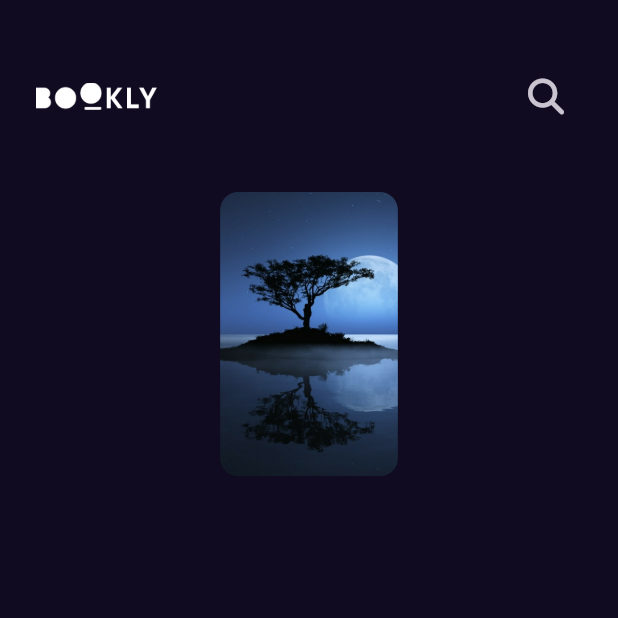
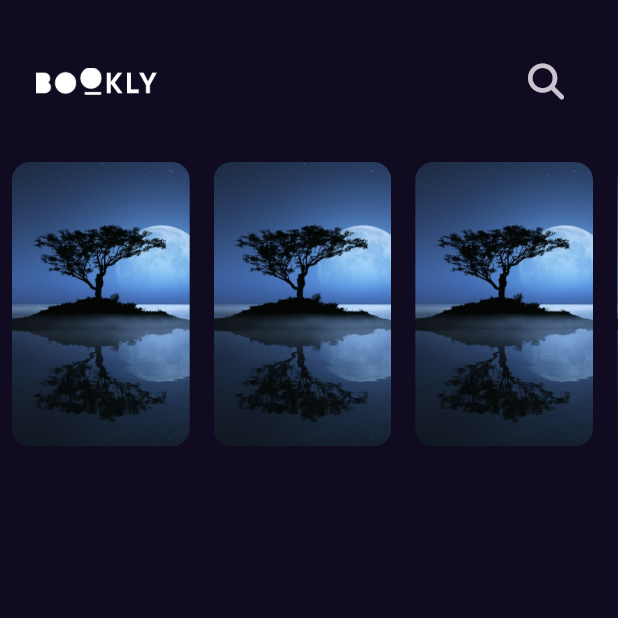
Before and after one commit to kerlos-alrayan/bookly, a Flutter app: the screen it shows after launch, on a phone screen of 412 x 824 dp, the top half of it. Run offline on Flutter 3.47's test engine with Material 3 defaults, Android fonts, the phone set to English and light mode, and no system bars; our stand-ins replace font_awesome_flutter, get.

Commit message:
add featured list view to home view

```diff
--- a/lib/features/home/data/presentation/views/widgets/custom_app_bar.dart
+++ b/lib/features/home/data/presentation/views/widgets/custom_app_bar.dart
@@ -9,7 +9,7 @@ class CustomAppBar extends StatelessWidget {
   @override
   Widget build(BuildContext context) {
     return Padding(
-      padding: const EdgeInsets.symmetric(horizontal: 24, vertical: 40),
+      padding: const EdgeInsets.symmetric(horizontal: 24, vertical:30),
       child: Row(
         children: [
           Image.asset(AssetsData.logo,height: 18,),
--- a/lib/features/home/data/presentation/views/widgets/custom_list_view_item.dart
+++ b/lib/features/home/data/presentation/views/widgets/custom_list_view_item.dart
@@ -7,9 +7,7 @@ class CustomListViewItems extends StatelessWidget {
 
   @override
   Widget build(BuildContext context) {
-    return SizedBox(
-      height: MediaQuery.of(context).size.height * 0.23,
-      child: AspectRatio(
+    return AspectRatio(
       aspectRatio: 2.5 / 4,
       child: Container(
         decoration:BoxDecoration(
@@ -20,7 +18,6 @@ class CustomListViewItems extends StatelessWidget {
           ),
         ),
       ),
-      ),
     );
   }
 }
--- a/lib/features/home/data/presentation/views/widgets/home_view_body.dart
+++ b/lib/features/home/data/presentation/views/widgets/home_view_body.dart
@@ -10,8 +10,26 @@ class HomeViewBody extends StatelessWidget {
     return Column(
       children: [
         CustomAppBar(),
-        CustomListViewItems(),
+        FeaturedBooksListView(),
       ],
     );
   }
 }
+
+class FeaturedBooksListView extends StatelessWidget {
+  const FeaturedBooksListView({super.key});
+
+  @override
+  Widget build(BuildContext context) {
+    return SizedBox(
+      height: MediaQuery.of(context).size.height * 0.23,
+      child: ListView.builder(
+        scrollDirection: Axis.horizontal,
+        itemBuilder: (context, index) => Padding(
+          padding: const EdgeInsets.symmetric(horizontal: 8),
+          child: CustomListViewItems(),
+        ),
+      ),
+    );
+  }
+}
```
Lines whose indentation alone changed are shown as unchanged.
